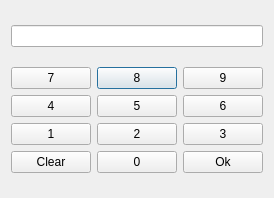
Necromunda/ATM, file bankautomat/LOGIN_DLL/loginui.ui: the form before one commit.
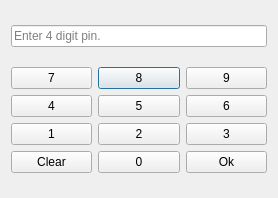
The form after the commit.

The edit to the form file:
```diff
--- a/bankautomat/LOGIN_DLL/loginui.ui
+++ b/bankautomat/LOGIN_DLL/loginui.ui
@@ -6,7 +6,7 @@
    <rect>
     <x>0</x>
     <y>0</y>
-    <width>272</width>
+    <width>278</width>
     <height>198</height>
    </rect>
   </property>
@@ -31,6 +31,9 @@
      <property name="readOnly">
       <bool>true</bool>
      </property>
+     <property name="placeholderText">
+      <string>Enter 4 digit pin.</string>
+     </property>
     </widget>
    </item>
    <item>
```
